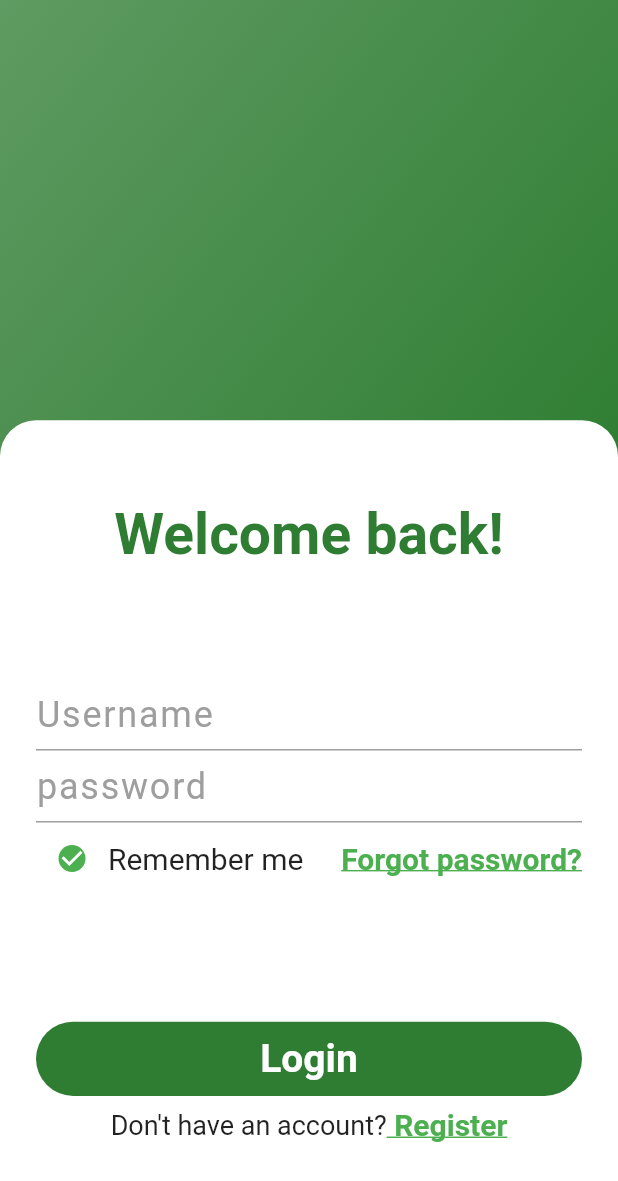
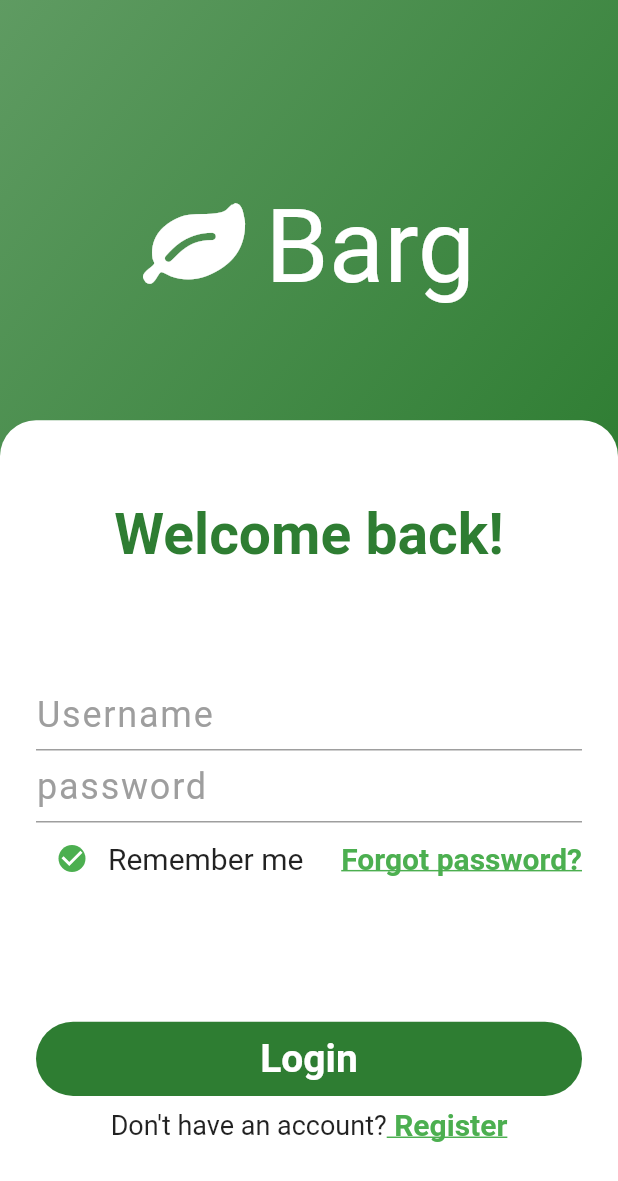
Before and after one commit to FarbodRajabi/barg-challenge, a Flutter app: the screen it shows after launch, on a phone screen of 412 x 824 dp. Shown: the top 1181 px of the screen. Run offline on Flutter 3.47's test engine with Material 2 defaults, Android fonts, the phone set to English and light mode, and no system bars; our stand-ins replace get; Roboto replaces fonts that are missing (Dongle).

Commit message:
add barg icon2

```diff
--- /dev/null
+++ b/lib/my_icons_icons.dart
@@ -0,0 +1,11 @@
+import 'package:flutter/widgets.dart';
+
+class MyIcons {
+  MyIcons._();
+
+  static const _kFontFam = 'BargIcon';
+  static const String? _kFontPkg = null;
+
+  static const IconData leaf =
+      IconData(0xe800, fontFamily: _kFontFam, fontPackage: _kFontPkg);
+}
--- a/lib/views/components/my_text_field.dart
+++ b/lib/views/components/my_text_field.dart
@@ -24,8 +24,8 @@ class MyTextField extends StatelessWidget {
         letterSpacing: 1.2,
       ),
       obscureText: false,
-      // controller: controller,
-      // validator: validator,
+      controller: controller,
+      validator: validator,
       decoration: InputDecoration(
         contentPadding: EdgeInsets.zero,
         hintText: hint,
@@ -33,13 +33,13 @@ class MyTextField extends StatelessWidget {
           color: Colors.grey,
           fontWeight: FontWeight.normal,
         ),
-        // errorBorder: const UnderlineInputBorder(
-        //   borderSide: BorderSide(
-        //     color: errorTextColor,
-        //     width: 2,
-        //   ),
-        // ),
-        // errorStyle: errorTextStyle,
+        errorBorder: const UnderlineInputBorder(
+          borderSide: BorderSide(
+            color: Colors.red,
+            width: 2,
+          ),
+        ),
+        // errorStyle: Colors.red,
       ),
     );
   }
--- a/lib/views/login_screen.dart
+++ b/lib/views/login_screen.dart
@@ -1,6 +1,7 @@
 import 'package:barg/views/components/my_text_field.dart';
 import 'package:flutter/material.dart';
 import 'package:get/get.dart';
+import 'package:barg/my_icons_icons.dart';
 
 class LoginScreen extends StatelessWidget {
   LoginScreen({Key? key}) : super(key: key);
@@ -29,6 +30,26 @@ class LoginScreen extends StatelessWidget {
                     ],
                     begin: Alignment.topLeft,
                     end: Alignment.bottomRight,
+                  ),
+                ),
+                child: Container(
+                  margin: const EdgeInsets.symmetric(horizontal: 82),
+                  child: Row(
+                    mainAxisAlignment: MainAxisAlignment.spaceEvenly,
+                    children: const [
+                      Icon(
+                        MyIcons.leaf,
+                        color: Colors.white,
+                        size: 68,
+                      ),
+                      Text(
+                        'Barg',
+                        style: TextStyle(
+                          color: Colors.white,
+                          fontSize: 68,
+                        ),
+                      )
+                    ],
                   ),
                 ),
               ),
```
